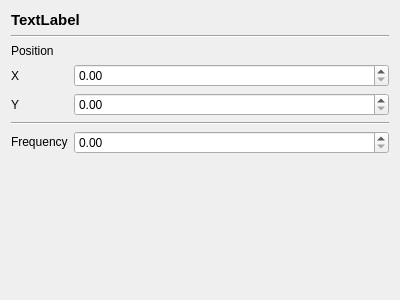
m4reQ/oddzialywanie, file ui/source_inspector.ui: the form before one commit.
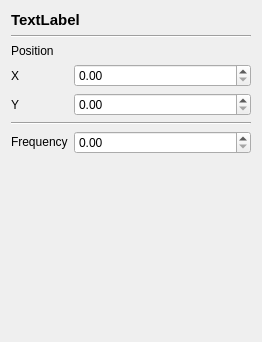
The form after the commit. Custom widgets are drawn as their Qt base class.

Diff of the .ui file:
```diff
--- a/ui/source_inspector.ui
+++ b/ui/source_inspector.ui
@@ -6,8 +6,8 @@
    <rect>
     <x>0</x>
     <y>0</y>
-    <width>400</width>
-    <height>300</height>
+    <width>262</width>
+    <height>342</height>
    </rect>
   </property>
   <property name="windowTitle">
@@ -84,6 +84,12 @@
    </item>
    <item row="3" column="0">
     <widget class="QLabel" name="_unused">
+     <property name="sizePolicy">
+      <sizepolicy hsizetype="Maximum" vsizetype="Preferred">
+       <horstretch>0</horstretch>
+       <verstretch>0</verstretch>
+      </sizepolicy>
+     </property>
      <property name="text">
       <string>X</string>
      </property>
@@ -104,6 +110,12 @@
    </item>
    <item row="4" column="0">
     <widget class="QLabel" name="_unused_7">
+     <property name="sizePolicy">
+      <sizepolicy hsizetype="Maximum" vsizetype="Preferred">
+       <horstretch>0</horstretch>
+       <verstretch>0</verstretch>
+      </sizepolicy>
+     </property>
      <property name="text">
       <string>Y</string>
      </property>
@@ -111,6 +123,12 @@
    </item>
    <item row="3" column="1">
     <widget class="QDoubleSpinBox" name="source_x_input">
+     <property name="sizePolicy">
+      <sizepolicy hsizetype="Minimum" vsizetype="Fixed">
+       <horstretch>0</horstretch>
+       <verstretch>0</verstretch>
+      </sizepolicy>
+     </property>
      <property name="maximum">
       <double>10000.000000000000000</double>
      </property>
@@ -118,6 +136,13 @@
    </item>
   </layout>
  </widget>
+ <customwidgets>
+  <customwidget>
+   <class>FloatTooltipSpinbox</class>
+   <extends>QDoubleSpinBox</extends>
+   <header>main.widgets.float_tooltip_spinbox</header>
+  </customwidget>
+ </customwidgets>
  <resources/>
  <connections/>
 </ui>
```
Left out of the diff: 2 changed lines with no effect on the pictures.
